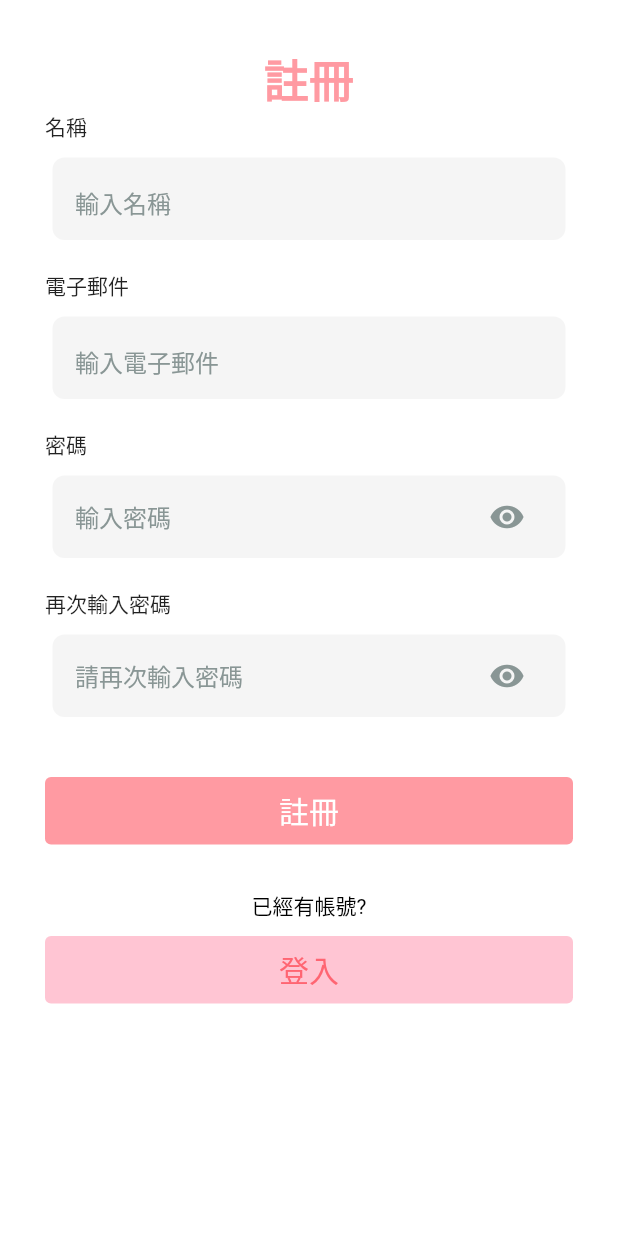
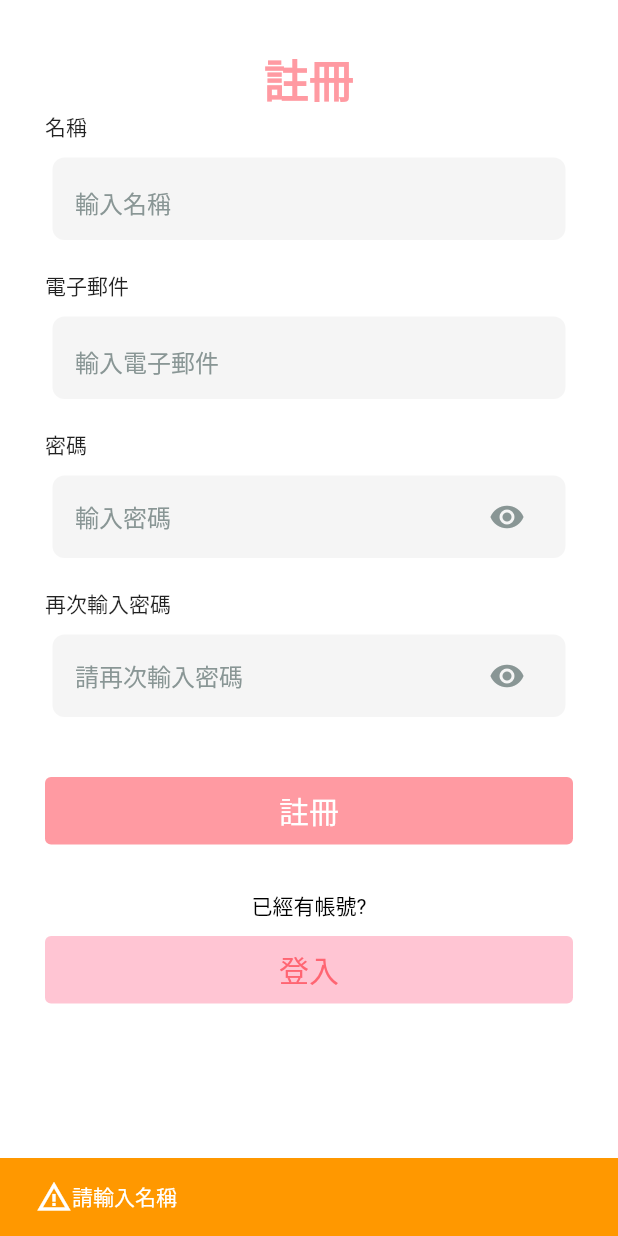
Before and after one commit to leeej0626/shop_test_0701_2, a Flutter app: what register_page() shows on an empty page, opened directly, after a tap on "註冊", on a phone screen of 412 x 824 dp. Run offline on Flutter 3.47's test engine with Material 2 defaults, Android fonts, the light colour scheme and no system bars; our stand-ins replace dio, dotted_line.

Commit message:
1.註冊和登入帳號使用web api驗證 2.檢查輸入是否為空

```diff
--- a/lib/register_page.dart
+++ b/lib/register_page.dart
@@ -4,6 +4,7 @@ import 'package:shop_test_0701/login_page.dart';
 import 'package:shop_test_0701/widget/box.dart';
 import 'package:shop_test_0701/widget/btn_box.dart';
 import 'package:shop_test_0701/widget/ipt_box.dart';
+import 'package:shop_test_0701/widget/toast.dart';
 import 'package:shop_test_0701/widget/txt_box.dart';
 import 'package:http/http.dart' as http;
 import 'package:dio/dio.dart';
@@ -21,7 +22,28 @@ class _register_pageState extends State<register_page> {
   TextEditingController pass1_tec = TextEditingController();
   TextEditingController pass2_tec = TextEditingController();
 
-  Future<bool> add_ac(String user, String pas,String name) async {
+  bool check_tec() {
+    Map<TextEditingController, String> list_tec = {
+      name_tec: "名稱",
+      email_tec: "帳號",
+      pass1_tec: "密碼"
+    };
+    for (var item in list_tec.entries) {
+      var key = item.key;
+      var value = item.value;
+      if (key.text.isEmpty) {
+        show_msg("請輸入${value}", Icons.warning_amber, msg_state.warn, context);
+        return false;
+      }
+    }
+    if (pass1_tec.text != pass2_tec.text) {
+      show_msg("密碼須和再次輸入相同", Icons.warning_amber, msg_state.warn, context);
+      return false;
+    }
+    return true;
+  }
+
+  Future<bool> add_ac(String user, String pas, String name) async {
     /*Dio dio = Dio();
     try {
       Response response = await dio.post(
@@ -40,16 +62,17 @@ class _register_pageState extends State<register_page> {
         print(e.response?.data);
       }
     }*/
-    var url = Uri.parse("https://twob.fun/test/cake_shop_msg/api/add/add_customer.php");
-    var rp=await http.post(url, headers: {
-      'Content-Type': 'application/json',
-      'accept': 'application/json',
+    var url = Uri.parse(
+        "https://twob.fun/test/cake_shop_msg/api/add/add_customer.php");
+    var rp = await http.post(url, headers: {
+      'Content-Type': 'application/x-www-form-urlencoded',
     }, body: {
-      "user": {"user":user,"name":name,"password":pas},
+      "user": user,
+      "name": name,
+      "password": pas,
     });
-    if(rp.statusCode==200){
+    if (rp.statusCode == 200) {
       return true;
-    }else{
     }
     return false;
   }
@@ -95,11 +118,21 @@ class _register_pageState extends State<register_page> {
                   SizedBox(
                     height: 20,
                   ),
-                  bg_pink_btn("註冊", () async{
-                    bool b=await add_ac(email_tec.text,pass1_tec.text,name_tec.text);
-                    if(b){
-
-                      print("成功");
+                  bg_pink_btn("註冊", () async {
+                    bool ch_s = check_tec();
+                    if (!ch_s) {
+                      return;
+                    }
+                    bool b = await add_ac(
+                        email_tec.text, pass1_tec.text, name_tec.text);
+                    if (b) {
+                      show_msg("註冊成功", Icons.done, msg_state.success, context);
+                      Future.delayed(Duration(seconds: 2), () {
+                        to_page(login_page(), context);
+                      });
+                    } else {
+                      show_msg("註冊失敗", Icons.warning_amber, msg_state.error,
+                          context);
                     }
                   }),
                   SizedBox(
--- /dev/null
+++ b/lib/widget/toast.dart
@@ -0,0 +1,23 @@
+import 'package:flutter/material.dart';
+
+enum msg_state { error, success, warn }
+
+void show_msg(
+    String title, IconData icons, msg_state state, BuildContext context) {
+  ScaffoldMessenger.of(context).showSnackBar(SnackBar(
+    content: Row(
+      children: [
+        Icon(
+          icons,
+          color: Colors.white,
+        ),
+        Text(title)
+      ],
+    ),
+    backgroundColor: state == msg_state.error
+        ? Colors.redAccent
+        : msg_state == msg_state.success
+            ? Colors.cyan
+            : Colors.orange,
+  ));
+}
```
Also changed, not shown: lib/login_page.dart (+44 -26 lines).
